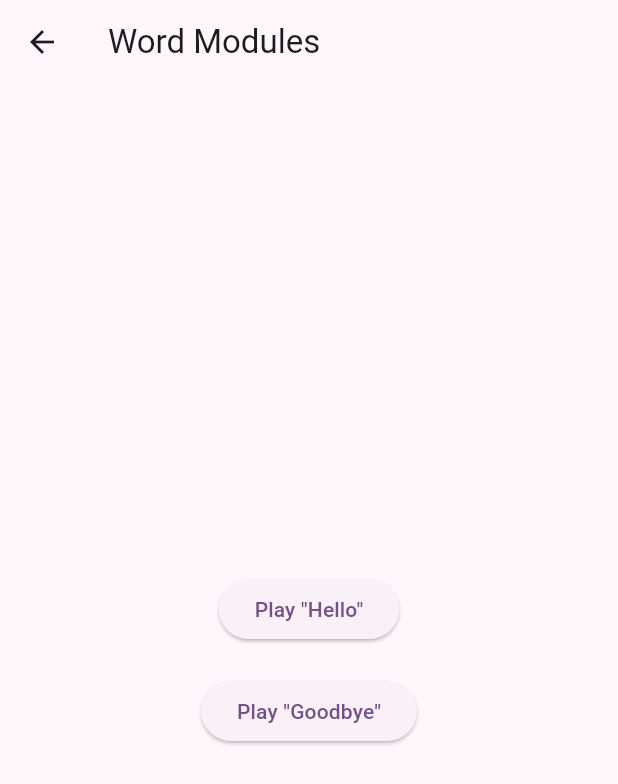
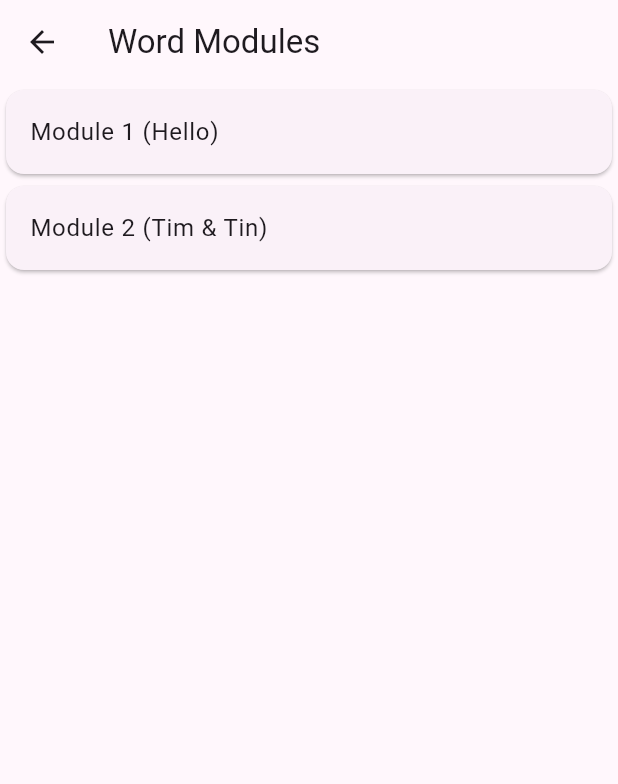
Before and after one commit to chateaumai/HearBat, a Flutter app: the screen it shows after launch, after a tap on "Train Words", on a phone screen of 412 x 824 dp. Shown: the top 784 px of the screen. Run offline on Flutter 3.47's test engine with Material 3 defaults, Android fonts, the phone set to English and light mode, and no system bars; our stand-ins replace audioplayers, firebase_core, googleapis_auth; missing offline and left inert: googleapis; accounts and stored records are empty.

Commit message:
Added word path + module_list_widget

```diff
--- a/lib/models/modules.dart
+++ b/lib/models/modules.dart
@@ -1,24 +1,40 @@
 import 'package:flutter/material.dart';
 import '../pages/module_types/words/modules/word_module_1.dart';
-class WordModule {
+import '../pages/module_types/words/modules/word_module_2.dart';
+
+abstract class Module {
+  String get title;
+  Widget get page;
+}
+
+class WordModule implements Module {
+  @override
   final String title;
+  @override
   final Widget page;
 
   WordModule(this.title, this.page);
 }
 
-class SoundModule {
+class SoundModule implements Module {
+  @override
   final String title;
+  @override
   final Widget page;
+
   SoundModule(this.title, this.page);
 }
 
-class PitchModule {
+class PitchModule implements Module {
+  @override
   final String title;
+  @override
   final Widget page;
+
   PitchModule(this.title, this.page);
 }
 
 List<WordModule> wordModules = [
-  WordModule('Module 1', WordModule1()),
+  WordModule('Module 1 (Hello)', WordModule1()),
+  WordModule('Module 2 (Tim & Tin)', WordModule2()),
 ];
--- a/lib/pages/module_types/words/modules/word_module_2.dart
+++ b/lib/pages/module_types/words/modules/word_module_2.dart
@@ -0,0 +1,34 @@
+import 'package:flutter/material.dart';
+import 'package:hearbat/utils/google_tts.dart';
+
+class WordModule2 extends StatelessWidget {
+
+  final GoogleTTS googleTTS = GoogleTTS();
+  @override
+  Widget build(BuildContext context) {
+    return Scaffold(
+      appBar: AppBar(
+        title: Text('Word Module 2'),
+      ),
+      body: Center(
+        child: Column(
+          mainAxisAlignment: MainAxisAlignment.center,
+          children: [
+            ElevatedButton(
+              onPressed: () =>
+                  googleTTS.playVoice("Tim", "en-US-Studio-O"), // First button "en-US-Polyglot-1"
+              child: Text('Play "Tim"'),
+            ),
+            SizedBox(height: 20), // Adds space between the buttons
+            ElevatedButton(
+              onPressed: () =>
+                  googleTTS.playVoice("Tin", "en-US-Studio-Q"), // Second button
+              child: Text('Play "Tin"'),
+            ),
+            // Add more buttons or functionality as needed
+          ],
+        ),
+      ),
+    );
+  }
+}
--- a/lib/pages/module_types/words/word_path.dart
+++ b/lib/pages/module_types/words/word_path.dart
@@ -1,19 +1,8 @@
 import 'package:flutter/material.dart';
-import 'package:hearbat/utils/google_tts.dart';
+import 'package:hearbat/widgets/module_list_widget.dart';
+import 'package:hearbat/models/modules.dart';
 
 class WordPath extends StatelessWidget {
-  // Instance of GoogleTTS
-  final GoogleTTS googleTTS = GoogleTTS();
-
-  Future<void> playVoice(String text, String voiceType) async {
-    try {
-      await googleTTS.speak(text, voiceType);
-      // Add logic or UI update to indicate success if necessary
-    } catch (e) {
-      print("Error in playVoice: $e");
-      // Add logic or UI update to indicate failure if necessary
-    }
-  }
 
   @override
   Widget build(BuildContext context) {
@@ -21,25 +10,7 @@ class WordPath extends StatelessWidget {
       appBar: AppBar(
         title: Text('Word Modules'),
       ),
-      body: Center(
-        child: Column(
-          mainAxisAlignment: MainAxisAlignment.center,
-          children: [
-            ElevatedButton(
-              onPressed: () =>
-                  playVoice("Hello World", "en-US-Studio-O"), // First button
-              child: Text('Play "Hello"'),
-            ),
-            SizedBox(height: 20), // Adds space between the buttons
-            ElevatedButton(
-              onPressed: () =>
-                  playVoice("Goodbye World", "en-US-Studio-Q"), // Second button
-              child: Text('Play "Goodbye"'),
-            ),
-            // Add more buttons or functionality as needed
-          ],
-        ),
-      ),
+      body: ModuleListWidget(modules: wordModules)
     );
   }
 }
--- /dev/null
+++ b/lib/widgets/module_list_widget.dart
@@ -0,0 +1,27 @@
+import 'package:flutter/material.dart';
+import 'package:hearbat/models/modules.dart';
+class ModuleListWidget extends StatelessWidget {
+
+  final List<Module> modules;
+
+  ModuleListWidget({Key? key, required this.modules}) : super(key: key);
+
+  @override
+  Widget build(BuildContext context) {
+    return ListView.builder(
+      itemCount: modules.length,
+      itemBuilder: (context, index) {
+        final module = modules[index];
+        return Card (
+          child: ListTile(
+            title: Text(module.title),
+            onTap: () => Navigator.push(
+              context,
+              MaterialPageRoute(builder: (context) => module.page),
+            ),
+          ),
+        );
+      }
+    );
+  }
+}
```
Also changed, not shown: lib/pages/module_types/words/modules/word_module_1.dart (+24 -8 lines), lib/utils/google_tts.dart (+10 -0 lines).
